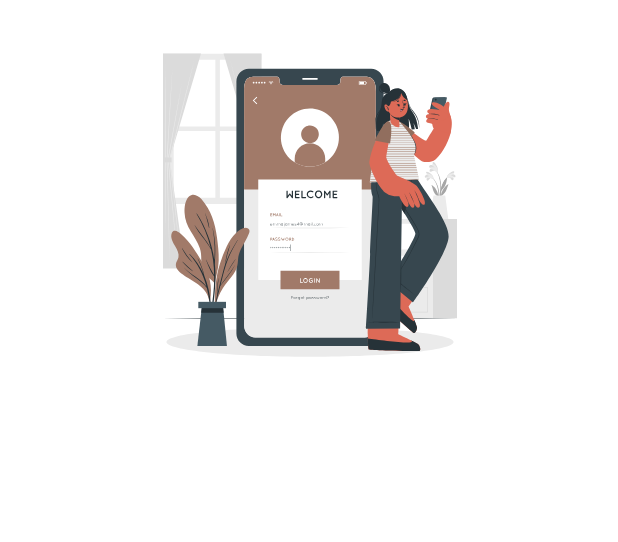
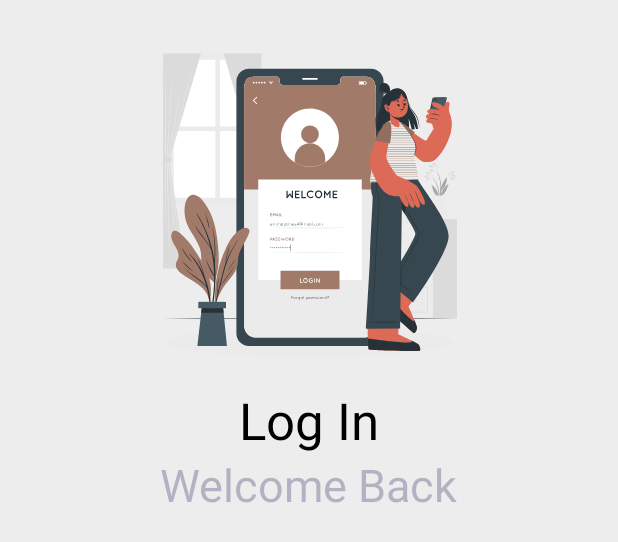
Before and after one commit to its-me-debk007/Twowaits, an Android app: the layout login.xml on its own in the app's theme, with its tools: preview values and no code run, on a phone screen of 412 x 824 dp. Shown: the top 542 px of the screen. Run offline under Robolectric (Android 15) with nearby library versions, the phone set to English and light mode, and no system bars.

Commit message:
Added Image and headings in login page

```diff
--- a/app/src/main/res/layout/login.xml
+++ b/app/src/main/res/layout/login.xml
@@ -3,7 +3,8 @@
     xmlns:app="http://schemas.android.com/apk/res-auto"
     xmlns:tools="http://schemas.android.com/tools"
     android:layout_width="match_parent"
-    android:layout_height="match_parent">
+    android:layout_height="match_parent"
+    android:background="#EDEDED">
 
     <ImageView
         android:id="@+id/imageView"
@@ -16,4 +17,30 @@
         app:layout_constraintStart_toStartOf="parent"
         app:layout_constraintTop_toTopOf="parent"
         app:srcCompat="@drawable/login_image" />
+
+    <TextView
+        android:id="@+id/heading"
+        android:layout_width="wrap_content"
+        android:layout_height="wrap_content"
+        android:layout_marginStart="129dp"
+        android:layout_marginEnd="129dp"
+        android:text="Log In"
+        android:textColor="#000000"
+        android:textSize="34sp"
+        app:layout_constraintEnd_toEndOf="parent"
+        app:layout_constraintStart_toStartOf="parent"
+        app:layout_constraintTop_toBottomOf="@+id/imageView" />
+
+    <TextView
+        android:id="@+id/textView2"
+        android:layout_width="wrap_content"
+        android:layout_height="wrap_content"
+        android:layout_marginStart="75dp"
+        android:layout_marginEnd="75dp"
+        android:text="Welcome Back"
+        android:textColor="#5F524C7A"
+        android:textSize="30sp"
+        app:layout_constraintEnd_toEndOf="parent"
+        app:layout_constraintStart_toStartOf="parent"
+        app:layout_constraintTop_toBottomOf="@+id/heading" />
 </androidx.constraintlayout.widget.ConstraintLayout>
```
